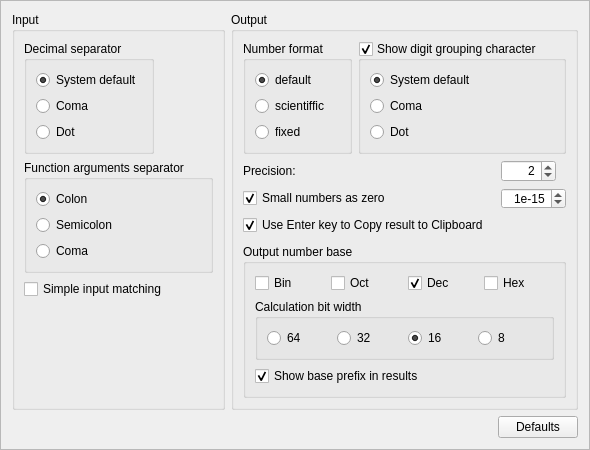
The window that ui/OptionsWidget.ui (jgeudens/MathyResurrected) describes before a commit, drawn with Qt 5.
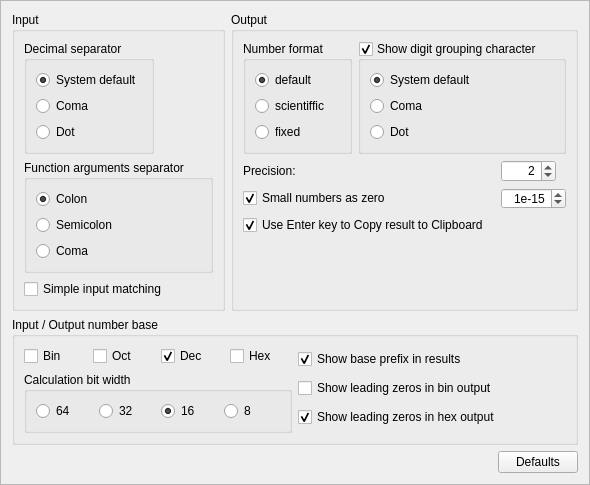
The same window after the commit.

Commit message: Added option to show leading zeroes in hex and bin output.

```diff
--- a/ui/OptionsWidget.ui
+++ b/ui/OptionsWidget.ui
@@ -7,8 +7,8 @@
    <rect>
     <x>0</x>
     <y>0</y>
-    <width>516</width>
-    <height>394</height>
+    <width>548</width>
+    <height>454</height>
    </rect>
   </property>
   <property name="windowTitle">
@@ -20,9 +20,9 @@
   <property name="frameShadow">
    <enum>QFrame::Raised</enum>
   </property>
-  <layout class="QGridLayout" name="gridLayout_2">
+  <layout class="QGridLayout" name="gridLayout_3">
    <item row="0" column="0" colspan="2">
-    <layout class="QFormLayout" name="formLayout_3">
+    <layout class="QGridLayout" name="gridLayout_2">
      <item row="0" column="0">
       <widget class="QGroupBox" name="groupBox_4">
        <property name="title">
@@ -336,12 +336,20 @@
           </item>
          </layout>
         </item>
-        <item row="2" column="0" colspan="2">
+       </layout>
+       <zorder>groupBox</zorder>
+       <zorder>checkBoxShowGrouping</zorder>
+       <zorder></zorder>
+      </widget>
+     </item>
+     <item row="1" column="0" colspan="2">
          <widget class="QGroupBox" name="groupBox_3">
           <property name="title">
-           <string>Output number base</string>
-          </property>
-          <layout class="QVBoxLayout" name="verticalLayout_3">
+        <string>Input / Output number base</string>
+       </property>
+       <layout class="QHBoxLayout" name="horizontalLayout_3">
+        <item>
+         <layout class="QVBoxLayout" name="verticalLayout_4">
            <item>
             <layout class="QHBoxLayout" name="horizontalLayout">
              <item>
@@ -417,6 +425,10 @@
              </layout>
             </widget>
            </item>
+         </layout>
+        </item>
+        <item>
+         <layout class="QVBoxLayout" name="verticalLayout_3">
            <item>
             <widget class="QCheckBox" name="checkBoxShowBasePrefix">
              <property name="toolTip">
@@ -430,16 +442,41 @@
              </property>
             </widget>
            </item>
-          </layout>
-         </widget>
-        </item>
-       </layout>
-       <zorder>groupBox</zorder>
-       <zorder>checkBoxShowGrouping</zorder>
-       <zorder></zorder>
-       <zorder>groupBox_3</zorder>
+          <item>
+           <widget class="QCheckBox" name="checkBoxShowLeadingZerosBin">
+            <property name="text">
+             <string>Show leading zeros in bin output</string>
+            </property>
+           </widget>
+          </item>
+          <item>
+           <widget class="QCheckBox" name="checkBoxShowLeadingZerosHex">
+            <property name="text">
+             <string>Show leading zeros in hex output</string>
+            </property>
+            <property name="checked">
+             <bool>true</bool>
+            </property>
+           </widget>
+          </item>
+         </layout>
+        </item>
+       </layout>
       </widget>
      </item>
+     <item row="2" column="0" colspan="2">
+      <spacer name="verticalSpacer">
+       <property name="orientation">
+        <enum>Qt::Vertical</enum>
+       </property>
+       <property name="sizeHint" stdset="0">
+        <size>
+         <width>20</width>
+         <height>40</height>
+        </size>
+       </property>
+      </spacer>
+     </item>
     </layout>
    </item>
    <item row="1" column="0">
@@ -462,6 +499,19 @@
      </property>
     </widget>
    </item>
+   <item row="0" column="2">
+    <spacer name="horizontalSpacer_2">
+     <property name="orientation">
+      <enum>Qt::Horizontal</enum>
+     </property>
+     <property name="sizeHint" stdset="0">
+      <size>
+       <width>40</width>
+       <height>20</height>
+      </size>
+     </property>
+    </spacer>
+   </item>
   </layout>
  </widget>
  <resources/>
```
Lines whose indentation alone changed are shown as unchanged. The commit also changes 4 other files.
